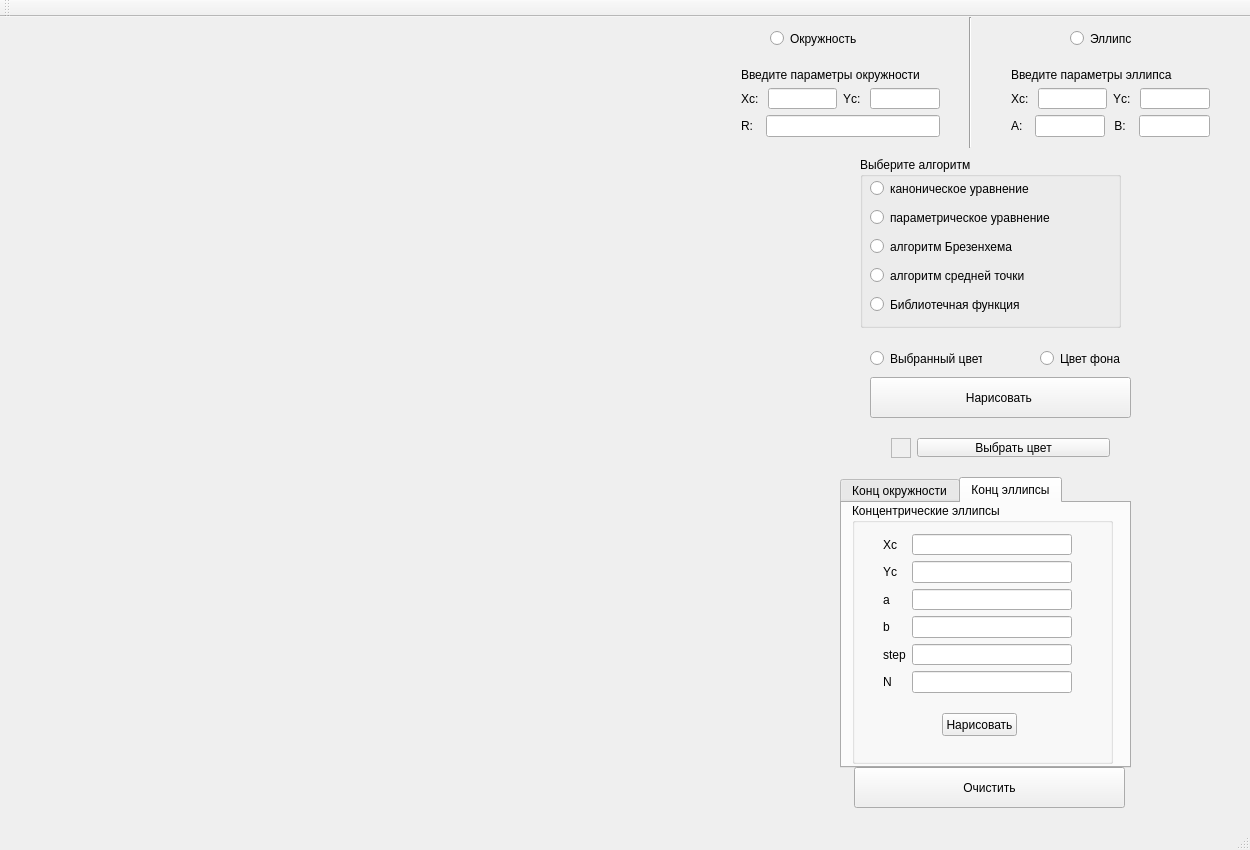
Qt form grafics/graf4/mainwindow.ui (ansushina/sem4) before a commit.
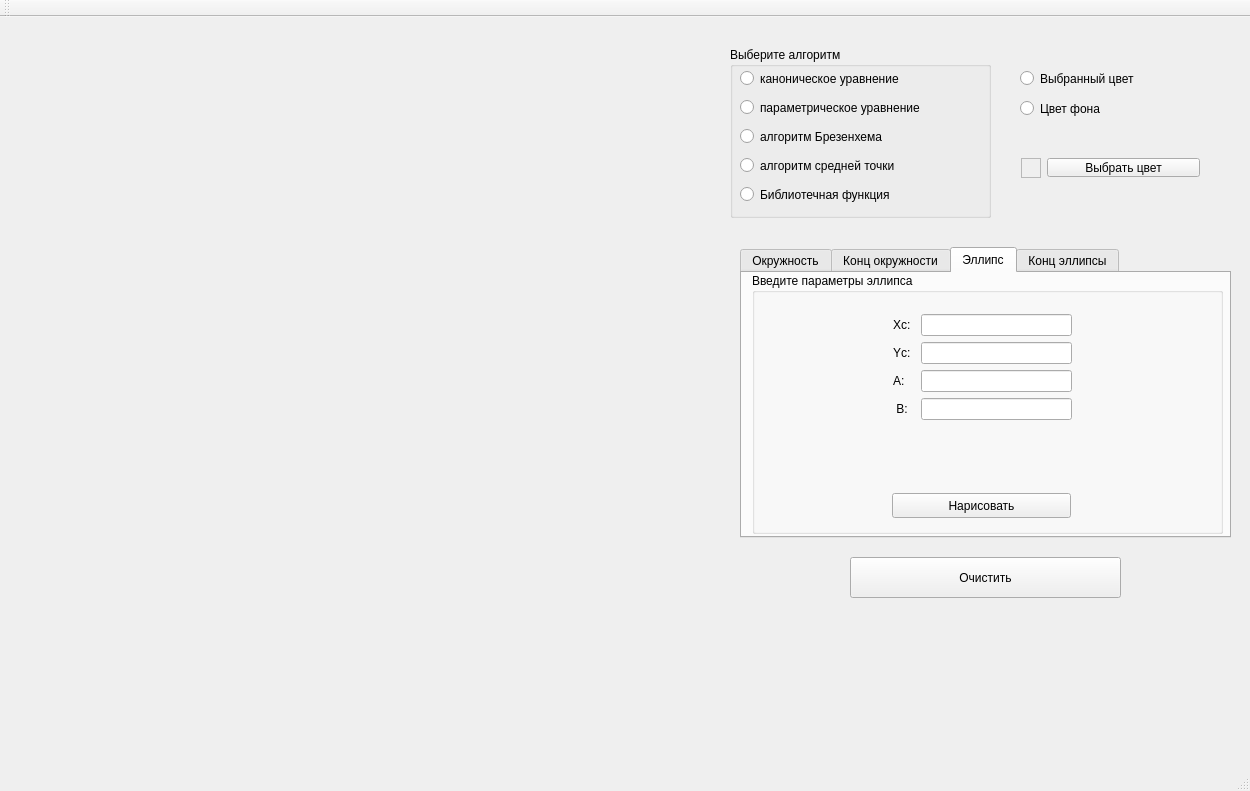
The same form after that commit. The open tabs and pages were chosen to show the change.

Commit message: graf4 interface changes!

```diff
--- a/grafics/graf4/mainwindow.ui
+++ b/grafics/graf4/mainwindow.ui
@@ -7,188 +7,19 @@
     <x>0</x>
     <y>0</y>
     <width>1250</width>
-    <height>850</height>
+    <height>791</height>
    </rect>
   </property>
   <property name="windowTitle">
    <string>MainWindow</string>
   </property>
   <widget class="QWidget" name="centralWidget">
-   <widget class="QWidget" name="verticalLayoutWidget">
-    <property name="geometry">
-     <rect>
-      <x>730</x>
-      <y>40</y>
-      <width>221</width>
-      <height>91</height>
-     </rect>
-    </property>
-    <layout class="QVBoxLayout" name="verticalLayout">
-     <item>
-      <widget class="QLabel" name="label">
-       <property name="text">
-        <string>Введите параметры окружности </string>
-       </property>
-      </widget>
-     </item>
-     <item>
-      <layout class="QHBoxLayout" name="horizontalLayout">
-       <item>
-        <widget class="QLabel" name="label_3">
-         <property name="text">
-          <string>Xc: </string>
-         </property>
-        </widget>
-       </item>
-       <item>
-        <widget class="QLineEdit" name="x_okr"/>
-       </item>
-       <item>
-        <widget class="QLabel" name="label_2">
-         <property name="text">
-          <string>Yc: </string>
-         </property>
-        </widget>
-       </item>
-       <item>
-        <widget class="QLineEdit" name="y_okr"/>
-       </item>
-      </layout>
-     </item>
-     <item>
-      <layout class="QHBoxLayout" name="horizontalLayout_2">
-       <item>
-        <widget class="QLabel" name="label_4">
-         <property name="text">
-          <string>R:  </string>
-         </property>
-        </widget>
-       </item>
-       <item>
-        <widget class="QLineEdit" name="r_okr"/>
-       </item>
-      </layout>
-     </item>
-    </layout>
-   </widget>
-   <widget class="QPushButton" name="main_button">
-    <property name="geometry">
-     <rect>
-      <x>870</x>
-      <y>360</y>
-      <width>261</width>
-      <height>41</height>
-     </rect>
-    </property>
-    <property name="text">
-     <string>Нарисовать </string>
-    </property>
-   </widget>
-   <widget class="QWidget" name="verticalLayoutWidget_2">
-    <property name="geometry">
-     <rect>
-      <x>1000</x>
-      <y>40</y>
-      <width>221</width>
-      <height>91</height>
-     </rect>
-    </property>
-    <layout class="QVBoxLayout" name="verticalLayout_2">
-     <item>
-      <widget class="QLabel" name="label_7">
-       <property name="text">
-        <string>Введите параметры эллипса</string>
-       </property>
-      </widget>
-     </item>
-     <item>
-      <layout class="QHBoxLayout" name="horizontalLayout_3">
-       <item>
-        <widget class="QLabel" name="label_8">
-         <property name="text">
-          <string>Xc: </string>
-         </property>
-        </widget>
-       </item>
-       <item>
-        <widget class="QLineEdit" name="x_el"/>
-       </item>
-       <item>
-        <widget class="QLabel" name="label_9">
-         <property name="text">
-          <string>Yc: </string>
-         </property>
-        </widget>
-       </item>
-       <item>
-        <widget class="QLineEdit" name="y_el"/>
-       </item>
-      </layout>
-     </item>
-     <item>
-      <layout class="QHBoxLayout" name="horizontalLayout_4">
-       <item>
-        <widget class="QLabel" name="label_10">
-         <property name="text">
-          <string>А:  </string>
-         </property>
-        </widget>
-       </item>
-       <item>
-        <widget class="QLineEdit" name="a_el"/>
-       </item>
-       <item>
-        <widget class="QLabel" name="label_11">
-         <property name="text">
-          <string> B:  </string>
-         </property>
-        </widget>
-       </item>
-       <item>
-        <widget class="QLineEdit" name="b_el"/>
-       </item>
-      </layout>
-     </item>
-    </layout>
-   </widget>
-   <widget class="QRadioButton" name="radioButton_8">
-    <property name="geometry">
-     <rect>
-      <x>770</x>
-      <y>10</y>
-      <width>112</width>
-      <height>23</height>
-     </rect>
-    </property>
-    <property name="text">
-     <string>Окружность</string>
-    </property>
-    <attribute name="buttonGroup">
-     <string notr="true">buttonGroup</string>
-    </attribute>
-   </widget>
-   <widget class="QRadioButton" name="radioButton_9">
-    <property name="geometry">
-     <rect>
-      <x>1070</x>
-      <y>10</y>
-      <width>112</width>
-      <height>23</height>
-     </rect>
-    </property>
-    <property name="text">
-     <string>Эллипс</string>
-    </property>
-    <attribute name="buttonGroup">
-     <string notr="true">buttonGroup</string>
-    </attribute>
-   </widget>
    <widget class="QRadioButton" name="radioButton_norm">
     <property name="geometry">
      <rect>
-      <x>870</x>
-      <y>330</y>
-      <width>112</width>
+      <x>1020</x>
+      <y>50</y>
+      <width>191</width>
       <height>23</height>
      </rect>
     </property>
@@ -202,8 +33,8 @@
    <widget class="QRadioButton" name="radioButton_fon">
     <property name="geometry">
      <rect>
-      <x>1040</x>
-      <y>330</y>
+      <x>1020</x>
+      <y>80</y>
       <width>112</width>
       <height>23</height>
      </rect>
@@ -218,9 +49,9 @@
    <widget class="QWidget" name="gridLayoutWidget">
     <property name="geometry">
      <rect>
-      <x>880</x>
-      <y>410</y>
-      <width>241</width>
+      <x>1010</x>
+      <y>130</y>
+      <width>201</width>
       <height>41</height>
      </rect>
     </property>
@@ -281,8 +112,8 @@
    <widget class="QGroupBox" name="groupBox_3">
     <property name="geometry">
      <rect>
-      <x>860</x>
-      <y>140</y>
+      <x>730</x>
+      <y>30</y>
       <width>261</width>
       <height>171</height>
      </rect>
@@ -371,24 +202,11 @@
      </attribute>
     </widget>
    </widget>
-   <widget class="Line" name="line">
-    <property name="geometry">
-     <rect>
-      <x>960</x>
-      <y>0</y>
-      <width>20</width>
-      <height>131</height>
-     </rect>
-    </property>
-    <property name="orientation">
-     <enum>Qt::Vertical</enum>
-    </property>
-   </widget>
    <widget class="QPushButton" name="pushButton_3">
     <property name="geometry">
      <rect>
-      <x>854</x>
-      <y>750</y>
+      <x>850</x>
+      <y>540</y>
       <width>271</width>
       <height>41</height>
      </rect>
@@ -400,15 +218,88 @@
    <widget class="QTabWidget" name="tabWidget">
     <property name="geometry">
      <rect>
-      <x>840</x>
-      <y>460</y>
-      <width>291</width>
+      <x>740</x>
+      <y>230</y>
+      <width>491</width>
       <height>291</height>
      </rect>
     </property>
     <property name="currentIndex">
      <number>1</number>
     </property>
+    <widget class="QWidget" name="tab_4">
+     <attribute name="title">
+      <string>Окружность</string>
+     </attribute>
+     <widget class="QGroupBox" name="groupBox_5">
+      <property name="geometry">
+       <rect>
+        <x>10</x>
+        <y>0</y>
+        <width>471</width>
+        <height>261</height>
+       </rect>
+      </property>
+      <property name="title">
+       <string>Введите параметры окружности</string>
+      </property>
+      <widget class="QWidget" name="formLayoutWidget_4">
+       <property name="geometry">
+        <rect>
+         <x>130</x>
+         <y>30</y>
+         <width>201</width>
+         <height>181</height>
+        </rect>
+       </property>
+       <layout class="QFormLayout" name="formLayout_4">
+        <item row="0" column="0">
+         <widget class="QLabel" name="label_3">
+          <property name="text">
+           <string>Xc: </string>
+          </property>
+         </widget>
+        </item>
+        <item row="0" column="1">
+         <widget class="QLineEdit" name="x_okr"/>
+        </item>
+        <item row="1" column="0">
+         <widget class="QLabel" name="label_2">
+          <property name="text">
+           <string>Yc: </string>
+          </property>
+         </widget>
+        </item>
+        <item row="1" column="1">
+         <widget class="QLineEdit" name="y_okr"/>
+        </item>
+        <item row="2" column="0">
+         <widget class="QLabel" name="label_4">
+          <property name="text">
+           <string>R:  </string>
+          </property>
+         </widget>
+        </item>
+        <item row="2" column="1">
+         <widget class="QLineEdit" name="r_okr"/>
+        </item>
+       </layout>
+      </widget>
+      <widget class="QPushButton" name="main_button">
+       <property name="geometry">
+        <rect>
+         <x>150</x>
+         <y>220</y>
+         <width>171</width>
+         <height>21</height>
+        </rect>
+       </property>
+       <property name="text">
+        <string>Нарисовать </string>
+       </property>
+      </widget>
+     </widget>
+    </widget>
     <widget class="QWidget" name="tab">
      <attribute name="title">
       <string>Конц окружности</string>
@@ -502,6 +393,89 @@
       </widget>
      </widget>
     </widget>
+    <widget class="QWidget" name="tab_3">
+     <attribute name="title">
+      <string>Эллипс</string>
+     </attribute>
+     <widget class="QGroupBox" name="groupBox_4">
+      <property name="geometry">
+       <rect>
+        <x>10</x>
+        <y>0</y>
+        <width>471</width>
+        <height>261</height>
+       </rect>
+      </property>
+      <property name="title">
+       <string>Введите параметры эллипса</string>
+      </property>
+      <widget class="QWidget" name="formLayoutWidget_3">
+       <property name="geometry">
+        <rect>
+         <x>130</x>
+         <y>30</y>
+         <width>201</width>
+         <height>191</height>
+        </rect>
+       </property>
+       <layout class="QFormLayout" name="formLayout_3">
+        <item row="0" column="0">
+         <widget class="QLabel" name="label_8">
+          <property name="text">
+           <string>Xc: </string>
+          </property>
+         </widget>
+        </item>
+        <item row="0" column="1">
+         <widget class="QLineEdit" name="x_el"/>
+        </item>
+        <item row="1" column="0">
+         <widget class="QLabel" name="label_9">
+          <property name="text">
+           <string>Yc: </string>
+          </property>
+         </widget>
+        </item>
+        <item row="1" column="1">
+         <widget class="QLineEdit" name="y_el"/>
+        </item>
+        <item row="2" column="0">
+         <widget class="QLabel" name="label_10">
+          <property name="text">
+           <string>А:  </string>
+          </property>
+         </widget>
+        </item>
+        <item row="2" column="1">
+         <widget class="QLineEdit" name="a_el"/>
+        </item>
+        <item row="3" column="0">
+         <widget class="QLabel" name="label_11">
+          <property name="text">
+           <string> B:  </string>
+          </property>
+         </widget>
+        </item>
+        <item row="3" column="1">
+         <widget class="QLineEdit" name="b_el"/>
+        </item>
+       </layout>
+      </widget>
+      <widget class="QPushButton" name="pushButton_4">
+       <property name="geometry">
+        <rect>
+         <x>140</x>
+         <y>220</y>
+         <width>179</width>
+         <height>25</height>
+        </rect>
+       </property>
+       <property name="text">
+        <string>Нарисовать</string>
+       </property>
+      </widget>
+     </widget>
+    </widget>
     <widget class="QWidget" name="tab_2">
      <attribute name="title">
       <string>Конц эллипсы</string>
@@ -511,7 +485,7 @@
        <rect>
         <x>10</x>
         <y>0</y>
-        <width>261</width>
+        <width>471</width>
         <height>261</height>
        </rect>
       </property>
@@ -521,9 +495,9 @@
       <widget class="QPushButton" name="pushButton_2">
        <property name="geometry">
         <rect>
-         <x>90</x>
-         <y>210</y>
-         <width>75</width>
+         <x>150</x>
+         <y>230</y>
+         <width>141</width>
          <height>23</height>
         </rect>
        </property>
@@ -534,10 +508,10 @@
       <widget class="QWidget" name="formLayoutWidget_2">
        <property name="geometry">
         <rect>
-         <x>20</x>
-         <y>20</y>
+         <x>120</x>
+         <y>30</y>
          <width>211</width>
-         <height>181</height>
+         <height>194</height>
         </rect>
        </property>
        <layout class="QFormLayout" name="formLayout_2">
```
Left out of the diff: 18 changed lines with no effect on the pictures. The commit also changes 2 other files.
